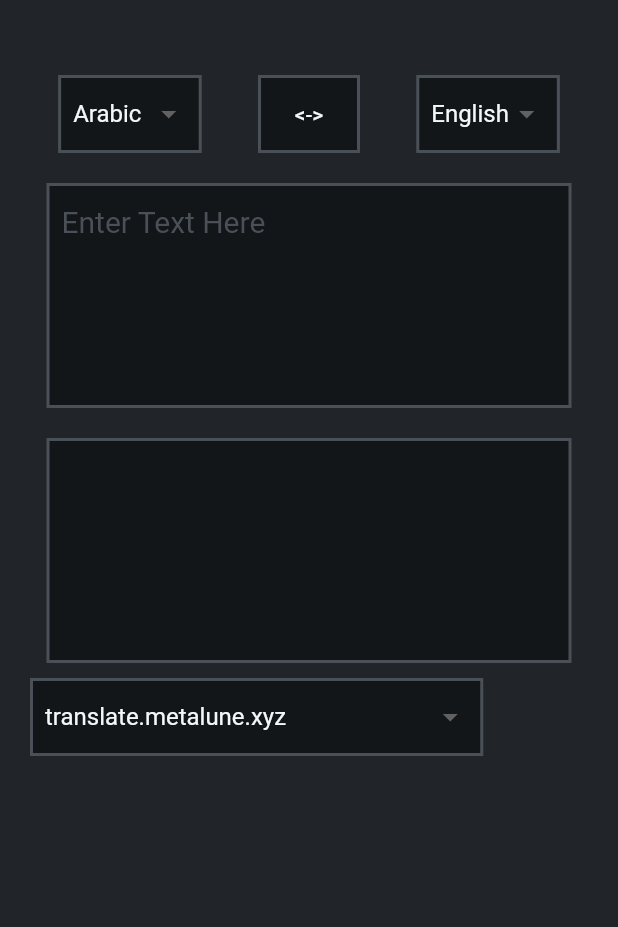
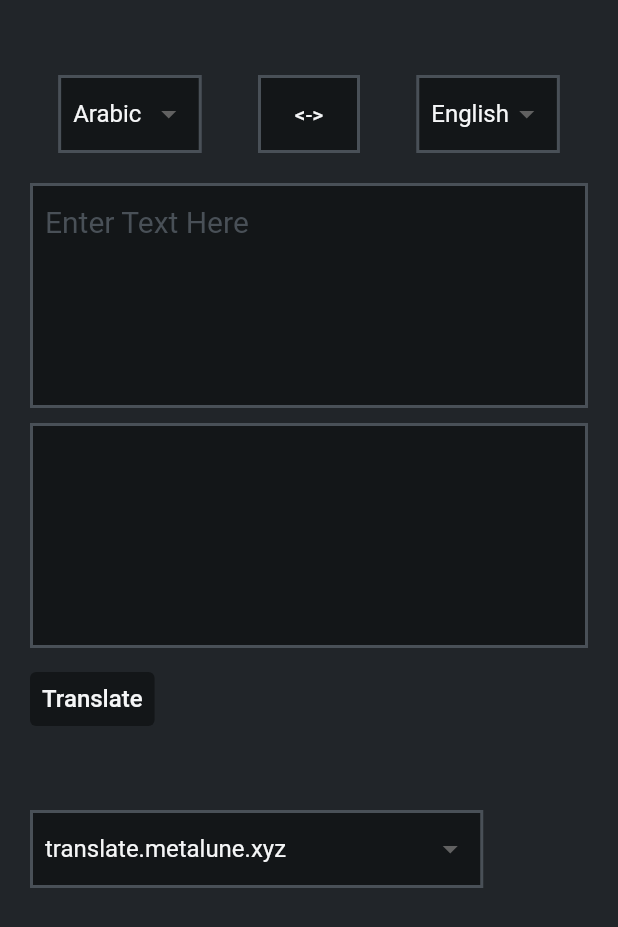
Before and after one commit to ManeraKai/simplytranslate_mobile, a Flutter app: the screen it shows after launch, after a tap on "<->", on a phone screen of 412 x 824 dp. Shown: the top 927 px of the screen. Run offline on Flutter 3.47's test engine with Material 2 defaults, Android fonts, the phone set to English and light mode, and no system bars; network calls fail.

Commit message:
Added  Button instead of Autoloading.

```diff
--- a/lib/main.dart
+++ b/lib/main.dart
@@ -5,30 +5,29 @@
 import 'dart:convert';
 import 'package:flutter/services.dart' show rootBundle;
 
-String _value = "translate.metalune.xyz";
 String fromLanguage = "English";
 String toLanguage = "Arabic";
-String myText = "";
+String instance = "translate.metalune.xyz";
 
-Future<List<String>> instancesGet = () async {
-  var tmpData = json.decode(await rootBundle.loadString('instances.json'));
-  List<String> data = [];
-  for (var x in tmpData) {
-    data.add(x.toString());
-  }
-  return data;
-}();
+String translationOutput = "";
+String translationInput = "";
+
+String customInstance = "";
 
 int instanceIndex = 0;
 
-void main(List<String> args) => runApp(MyApp());
+bool loading = false;
 
-var greyColor = Color(0xff131618);
-var lightgreyColor = Color(0xff495057);
-var secondgreyColor = Color(0xff212529);
-var whiteColor = Color(0xfff5f6f7);
+//Map<String, Map<String, String>> supportedLanguages = {};
 
-var boxDecorationCustom = BoxDecoration(
+var supportedLanguages = "";
+
+const greyColor = Color(0xff131618);
+const lightgreyColor = Color(0xff495057);
+const secondgreyColor = Color(0xff212529);
+const whiteColor = Color(0xfff5f6f7);
+
+final boxDecorationCustom = BoxDecoration(
     color: greyColor,
     border: Border.all(
       color: lightgreyColor,
@@ -36,7 +35,7 @@
       style: BorderStyle.solid,
     ));
 
-var customInstance = "";
+void main(List<String> args) => runApp(MyApp());
 
 class MyApp extends StatefulWidget {
   @override
@@ -48,10 +47,10 @@
   Widget build(BuildContext context) {
     return MaterialApp(
       theme: ThemeData(
-        textTheme: TextTheme(
-            bodyText2: TextStyle(color: whiteColor),
-            subtitle1: TextStyle(color: whiteColor),
-            headline6: TextStyle(color: whiteColor)),
+        textTheme: const TextTheme(
+            bodyText2: const TextStyle(color: whiteColor),
+            subtitle1: const TextStyle(color: whiteColor),
+            headline6: const TextStyle(color: whiteColor)),
         textButtonTheme: TextButtonThemeData(
           style: ButtonStyle(
             backgroundColor: MaterialStateProperty.all(greyColor),
@@ -63,28 +62,47 @@
       title: 'Simply Translate',
       home: Scaffold(
         backgroundColor: secondgreyColor,
-        body: FutureBuilder(
-            future: instancesGet,
-            builder: (context, snapshot) {
+        body: FutureBuilder(future: () async {
+          final tmpData =
+              json.decode(await rootBundle.loadString('instances.json'));
+          List<String> data = [];
+          for (var x in tmpData) data.add(x.toString());
+          return data;
+        }(), builder: (context, snapshot) {
           if (snapshot.connectionState == ConnectionState.done) {
             dynamic instances = snapshot.data;
 
-                List<DropdownMenuItem<String>> _instancesDropDown = () {
-                  var list = <DropdownMenuItem<String>>[];
-                  for (String x in instances) {
-                    list.add(DropdownMenuItem(value: x, child: Text(x)));
-                  }
-                  return list;
-                }();
+            // () async {
+            //   final url = Uri.https(
+            //     instance == "custom"
+            //         ? customInstance
+            //         : instances[instanceIndex],
+            //     '/',
+            //   );
+            //   final response = await http.get(url);
+            //   if (response.statusCode == 200) {
+            //     String x = parse(response.body)
+            //         .getElementById("from_language")!
+            //         .innerHtml;
+            //     // x = x.replaceAll('<option value="', '');
+            //     // x = x.replaceAll('</option>', '');
+            //     // x = x.replaceAll('">', '');
+            //     // x = x.replaceAll('selected="', '');
+            //     // x = x.replaceAll(RegExp(''), '');
+            //     // x.replaceAll(RegExp(""), '');
+            //     // print(x);
+            //   } else
+            //     return 'Request failed with status: ${response.statusCode}.';
+            // }();
 
             Future<String> translate(String input) async {
-                  var url = Uri.https(
-                    _value == "custom"
+              final url = Uri.https(
+                instance == "custom"
                     ? customInstance
                     : instances[instanceIndex],
                 '/',
               );
-                  var response = await http.post(url, body: {
+              final response = await http.post(url, body: {
                 "from_language": fromLanguage,
                 "to_language": toLanguage,
                 "input": input,
@@ -95,88 +113,104 @@
                 return 'Request failed with status: ${response.statusCode}.';
             }
 
-                updateTranslation(input, instancesLocal) async =>
-                    parse(await translate(input))
+            updateTranslation(input) async => parse(await translate(input))
                 .getElementsByClassName("translation")[0]
                 .innerHtml;
 
-                List<Widget> _instancesText = () {
-                  var list = <Widget>[];
-                  for (String x in instances) {
-                    list.add(Text("● $x"));
-                    list.add(SizedBox(height: 10));
+            submitTranslation() async {
+              FocusScope.of(context).unfocus();
+              setState(() => loading = true);
+              final x = await updateTranslation(translationInput);
+              setState(() {
+                loading = false;
+                translationOutput = x;
+              });
             }
-                  return list;
-                }();
-                return Container(
+
+            return SingleChildScrollView(
+              child: Container(
                 padding:
                     const EdgeInsets.symmetric(vertical: 50, horizontal: 20),
-                  child: SingleChildScrollView(
-                    child: Center(
+                child: FutureBuilder(
+                    future: null,
+                    builder: (context, snapshot) {
+                      return Center(
                         child: Column(
+                          mainAxisAlignment: MainAxisAlignment.center,
                           children: [
+                            // Row [fromLang, Switch, toLang]
                             Row(
                               mainAxisAlignment: MainAxisAlignment.spaceAround,
                               children: [
+                                // fromLanguage select button
                                 Container(
                                   padding:
                                       const EdgeInsets.symmetric(horizontal: 8),
                                   decoration: boxDecorationCustom,
                                   child: DropdownButton(
-                                  underline: SizedBox.shrink(),
+                                    underline: const SizedBox.shrink(),
                                     dropdownColor: greyColor,
                                     onChanged: (String? value) =>
                                         setState(() => fromLanguage = value!),
                                     value: fromLanguage,
                                     items: [
-                                    DropdownMenuItem(
-                                        child: Text("English"),
-                                        value: "English"),
-                                    DropdownMenuItem(
-                                        child: Text("Arabic"), value: "Arabic"),
+                                      const DropdownMenuItem(
+                                        child: const Text("English"),
+                                        value: "English",
+                                      ),
+                                      const DropdownMenuItem(
+                                        child: const Text("Arabic"),
+                                        value: "Arabic",
+                                      ),
                                     ],
                                   ),
                                 ),
+                                // Switch Language Button
                                 Container(
                                   decoration: boxDecorationCustom,
                                   child: TextButton(
                                     onPressed: () async {
                                       setState(() {
-                                      var tmp = fromLanguage;
+                                        final tmp = fromLanguage;
                                         fromLanguage = toLanguage;
                                         toLanguage = tmp;
                                       });
-                                    var x = await updateTranslation(
-                                        myText, snapshot.data);
-                                    setState(() => myText = x);
+                                      final x = await updateTranslation(
+                                          translationOutput);
+                                      setState(() => translationOutput = x);
                                     },
-                                  child: Text("<->"),
+                                    child: const Text("<->"),
                                   ),
                                 ),
+                                // toLanguage select button
                                 Container(
                                   padding:
                                       const EdgeInsets.symmetric(horizontal: 8),
                                   decoration: boxDecorationCustom,
                                   child: DropdownButton(
-                                  underline: SizedBox.shrink(),
+                                    underline: const SizedBox.shrink(),
                                     dropdownColor: greyColor,
                                     onChanged: (String? value) =>
                                         setState(() => toLanguage = value!),
                                     value: toLanguage,
                                     items: [
-                                    DropdownMenuItem(
-                                        child: Text("English"),
-                                        value: "English"),
-                                    DropdownMenuItem(
-                                        child: Text("Arabic"), value: "Arabic"),
+                                      const DropdownMenuItem(
+                                        child: const Text("English"),
+                                        value: "English",
+                                      ),
+                                      const DropdownMenuItem(
+                                        child: const Text("Arabic"),
+                                        value: "Arabic",
+                                      ),
                                     ],
                                   ),
                                 ),
                               ],
                             ),
-                          SizedBox(height: 20),
+                            const SizedBox(height: 20),
+                            // Translation input
                             Container(
-                            width: 350,
+                              width: double.infinity,
                               height: 150,
                               decoration: boxDecorationCustom,
                               child: Padding(
@@ -184,108 +218,143 @@
                                       const EdgeInsets.symmetric(horizontal: 8),
                                   child: TextField(
                                       maxLines: 8,
-                                  onChanged: (String? input) async {
-                                    var x = await updateTranslation(
-                                        input!, snapshot.data);
-                                    setState(() => myText = x);
+                                      keyboardType: TextInputType.text,
+                                      onChanged: (String input) async {
+                                        translationInput = input;
                                       },
                                       cursorColor: whiteColor,
-                                  decoration: InputDecoration(
+                                      decoration: const InputDecoration(
                                           border: InputBorder.none,
-                                      hintStyle:
-                                          TextStyle(color: lightgreyColor),
+                                          hintStyle: const TextStyle(
+                                              color: lightgreyColor),
                                           hintText: "Enter Text Here"),
-                                  style: TextStyle(fontSize: 20)),
+                                      style: const TextStyle(fontSize: 20),
+                                      onEditingComplete: submitTranslation)),
                             ),
-                          ),
-                          SizedBox(height: 20),
+                            const SizedBox(height: 10),
+                            // Translation output
                             Container(
-                            width: 350,
+                              width: double.infinity,
                               height: 150,
                               decoration: boxDecorationCustom,
                               child: Padding(
                                 padding: const EdgeInsets.all(8.0),
                                 child: SelectableText(
-                                  myText,
-                                  style: TextStyle(fontSize: 20),
-                                )),
+                                  translationOutput,
+                                  style: const TextStyle(fontSize: 20),
                                 ),
-                          SizedBox(height: 10),
+                              ),
+                            ),
+                            const SizedBox(height: 10),
+                            // Translate Button
+                            Container(
+                              alignment: Alignment.topLeft,
+                              child: loading
+                                  ? CircularProgressIndicator()
+                                  : TextButton(
+                                      onPressed: submitTranslation,
+                                      child: Text(
+                                        "Translate",
+                                        style: TextStyle(fontSize: 16),
+                                      ),
+                                    ),
+                            ),
+                            const SizedBox(height: 50),
                             Container(
                               width: double.infinity,
                               child: Column(
                                 crossAxisAlignment: CrossAxisAlignment.start,
                                 children: [
-                                // IconButton(
-                                //     onPressed: () {}, icon: Icon(Icons.settings)),
+                                  // Instance Select Button.
                                   Container(
                                     decoration: boxDecorationCustom,
-                                  padding:
-                                      const EdgeInsets.symmetric(horizontal: 8),
+                                    padding: const EdgeInsets.symmetric(
+                                        horizontal: 8),
                                     child: DropdownButton(
-                                    underline: SizedBox.shrink(),
+                                      underline: const SizedBox.shrink(),
                                       dropdownColor: greyColor,
-                                    onChanged: (String? value) => setState(() {
+                                      onChanged: (String? value) =>
+                                          setState(() {
                                         if (value == "random")
-                                        instanceIndex =
-                                            Random().nextInt(instances.length);
+                                          instanceIndex = Random()
+                                              .nextInt(instances.length);
                                         else if (value == "custom")
                                           instanceIndex = 0;
                                         else
-                                        instanceIndex = instances.indexOf(
-                                            value!, instances);
-
-                                      _value = value!;
+                                          instanceIndex =
+                                              instances.indexOf(value!);
+                                        instance = value!;
                                       }),
-                                    value: _value,
+                                      value: instance,
                                       items: [
-                                      ..._instancesDropDown,
+                                        ...() {
+                                          var list =
+                                              <DropdownMenuItem<String>>[];
+                                          for (String x in instances)
+                                            list.add(DropdownMenuItem(
+                                                value: x, child: Text(x)));
+                                          return list;
+                                        }(),
                                         DropdownMenuItem(
                                             value: "random",
-                                          child: Text("Random")),
+                                            child: const Text("Random")),
                                         DropdownMenuItem(
                                             value: "custom",
-                                          child: Text("Custom"))
+                                            child: const Text("Custom"))
                                       ],
                                     ),
                                   ),
-                                if (_value == "custom") ...[
+                                  // If Instance selection is `Custom Instance`.
+                                  if (instance == "custom") ...[
                                     SizedBox(height: 10),
                                     Container(
                                       padding: const EdgeInsets.symmetric(
                                           horizontal: 8),
                                       decoration: boxDecorationCustom,
                                       child: TextField(
+                                        keyboardType: TextInputType.url,
                                         onChanged: (String? value) =>
                                             customInstance = value!,
                                         cursorColor: whiteColor,
-                                      decoration: InputDecoration(
+                                        decoration: const InputDecoration(
                                             focusedBorder: InputBorder.none),
-                                      style: TextStyle(
+                                        style: const TextStyle(
                                             fontSize: 20, color: whiteColor),
                                       ),
                                     )
-                                ] else if (_value == "random") ...[
-                                  SizedBox(height: 10),
+                                  ]
+                                  // If Instance selection is `Random Instance`.
+                                  else if (instance == "random") ...[
+                                    const SizedBox(height: 10),
                                     SingleChildScrollView(
                                       child: Column(
                                         crossAxisAlignment:
                                             CrossAxisAlignment.start,
-                                      children: _instancesText,
+                                        children: () {
+                                          var list = <Widget>[];
+                                          for (String x in instances) {
+                                            list.add(Text("● $x"));
+                                            list.add(SizedBox(height: 10));
+                                          }
+                                          return list;
+                                        }(),
                                       ),
                                     )
-                                ] else
-                                  SizedBox.shrink()
+                                  ]
+                                  // Instance Select is one of the `Default Instances`.
+                                  else
+                                    const SizedBox.shrink()
                                 ],
                               ),
                             ),
                           ],
                         ),
-                    ),
+                      );
+                    }),
               ),
             );
           } else
-                return Center(child: CircularProgressIndicator());
+            return const Center(child: const CircularProgressIndicator());
         }),
       ),
     );
```
Lines whose indentation alone changed are shown as unchanged.
